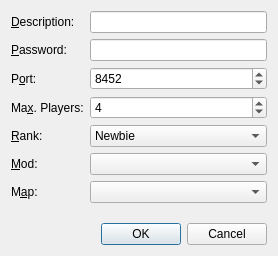
First picture: the form in ui/BattleHostingDialog.ui, repository tizbac/qtlobby, before the edit.
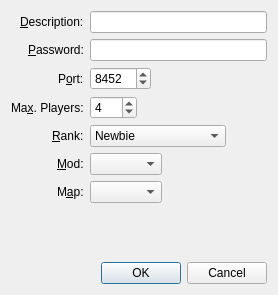
Second picture: the form after the edit. Icons and pictures are not drawn.

Commit message: Adjusted form layout in battle hosting dialog. Moved to new icons in combo box.

The edit to the form file:
```diff
--- a/ui/BattleHostingDialog.ui
+++ b/ui/BattleHostingDialog.ui
@@ -7,7 +7,7 @@
     <x>0</x>
     <y>0</y>
     <width>278</width>
-    <height>256</height>
+    <height>295</height>
    </rect>
   </property>
   <property name="windowTitle">
@@ -16,6 +16,12 @@
   <layout class="QGridLayout" name="gridLayout">
    <item row="0" column="0">
     <layout class="QFormLayout" name="formLayout">
+     <property name="fieldGrowthPolicy">
+      <enum>QFormLayout::ExpandingFieldsGrow</enum>
+     </property>
+     <property name="labelAlignment">
+      <set>Qt::AlignRight|Qt::AlignTrailing|Qt::AlignVCenter</set>
+     </property>
      <item row="0" column="0">
       <widget class="QLabel" name="label">
        <property name="text">
```
Left out of the diff: 14 changed lines with no effect on the pictures.
